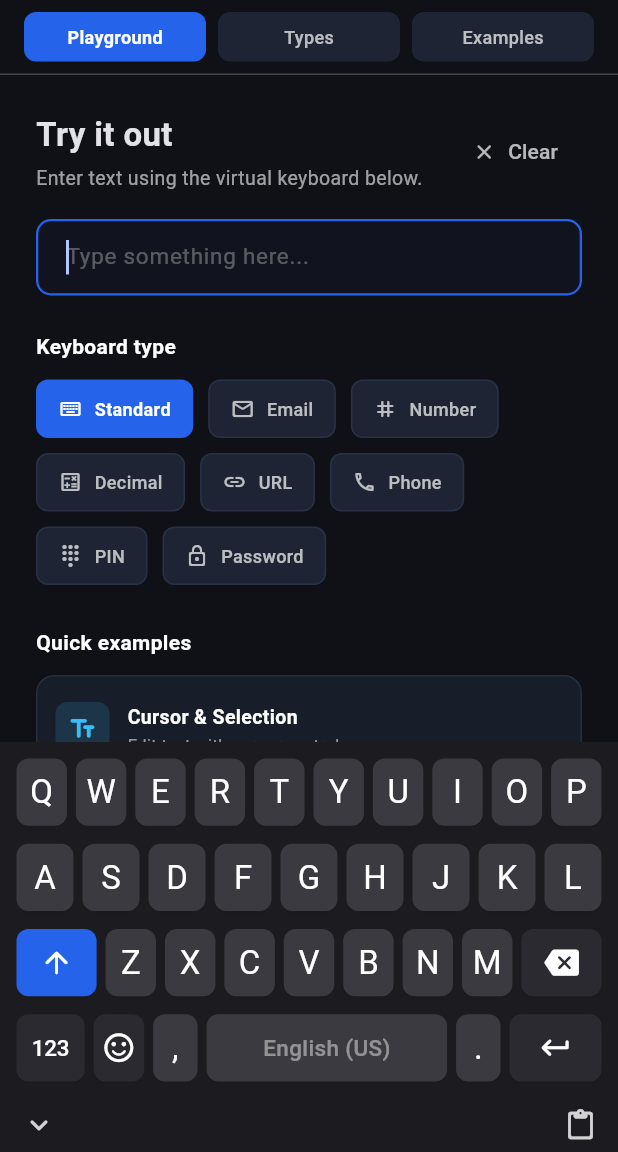
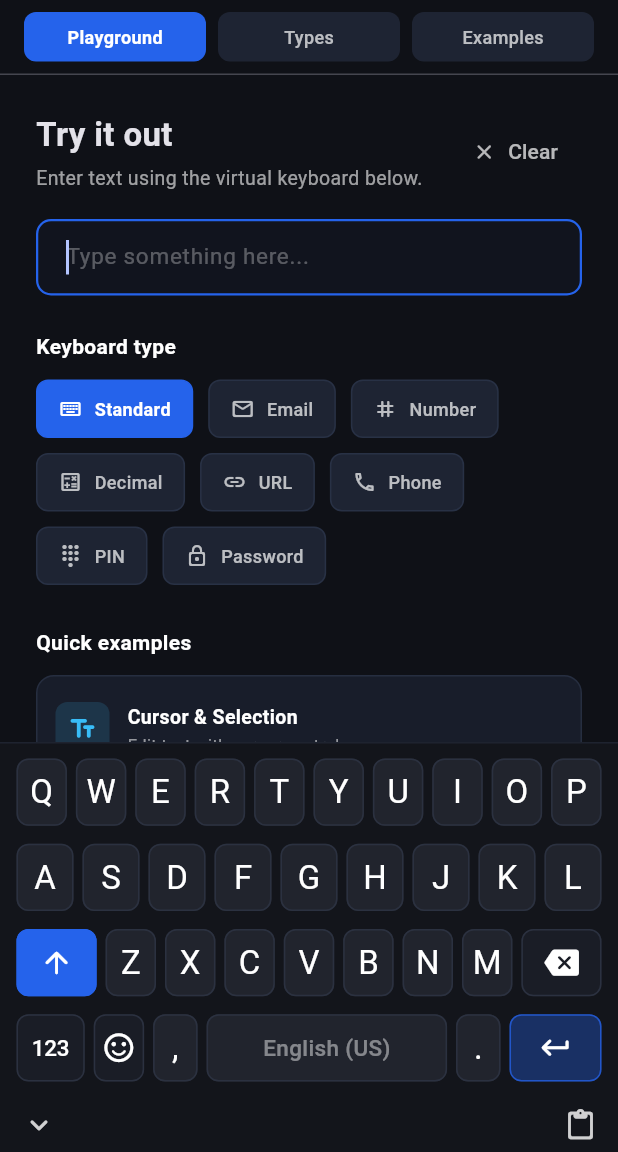
Before and after one commit to tegarnugroho/v_keyboard, a Flutter app: the screen it shows after launch, on a phone screen of 412 x 824 dp, the part 84-1236 px from its top. Run offline on Flutter 3.47's test engine with Material 3 defaults, Android fonts, the phone set to English and light mode, and no system bars; missing offline and left inert: dart:ffi.

Commit message:
feat(theme): add border color tokens and unify dark theme palette
- Add optional keyBorderColor, containerBorderColor, hoverKeyColor, and enterKeyColor color tokens to VKeyboardTheme.
- Update VKeyboardTheme.dark() defaults to match deep-slate desktop palette and border styling.
- Apply container and key borders across KeyboardView, VirtualKey, EmojiPanel, ClipboardHistoryPanel, and layout picker panels.

```diff
--- a/lib/src/scope/v_keyboard_scope.dart
+++ b/lib/src/scope/v_keyboard_scope.dart
@@ -384,13 +384,8 @@ class _VKeyboardScopeState extends State<VKeyboardScope>
                                         controller: _controller,
                                         layoutType:
                                             effectiveConfig.desktopFormFactor!,
-                                        themeData: ThemeData
-                                                    .estimateBrightnessForColor(
-                                                        theme
-                                                            .backgroundColor) ==
-                                                Brightness.light
-                                            ? DesktopKeyboardThemeData.light()
-                                            : DesktopKeyboardThemeData.dark(),
+                                        themeData: DesktopKeyboardThemeData
+                                            .fromVKeyboardTheme(theme),
                                         showHeader: false,
                                         showPlatformToggle: false,
                                         showHideKeyboardButton: showHideButton,
--- a/lib/src/theme/v_keyboard_theme.dart
+++ b/lib/src/theme/v_keyboard_theme.dart
@@ -22,6 +22,10 @@ class VKeyboardTheme {
     Color? modifierKeyColor,
     Color? activeKeyColor,
     Color? activeForegroundColor,
+    this.keyBorderColor,
+    this.containerBorderColor,
+    this.hoverKeyColor,
+    this.enterKeyColor,
     this.borderRadius = const BorderRadius.all(Radius.circular(8)),
     this.elevation = 0,
     this.shadowColor = const Color(0x33000000),
@@ -102,6 +106,10 @@ class VKeyboardTheme {
   bool get isDark => backgroundColor.computeLuminance() < 0.5;
 
   final Color disabledKeyColor;
+  final Color? keyBorderColor;
+  final Color? containerBorderColor;
+  final Color? hoverKeyColor;
+  final Color? enterKeyColor;
   final TextStyle textStyle;
   final TextStyle subLabelStyle;
   final Color iconColor;
@@ -123,6 +131,10 @@ class VKeyboardTheme {
     Color? activeKeyColor,
     Color? activeForegroundColor,
     Color? disabledKeyColor,
+    Color? keyBorderColor,
+    Color? containerBorderColor,
+    Color? hoverKeyColor,
+    Color? enterKeyColor,
     TextStyle? textStyle,
     TextStyle? subLabelStyle,
     Color? iconColor,
@@ -145,6 +157,10 @@ class VKeyboardTheme {
       activeForegroundColor:
           activeForegroundColor ?? this.activeForegroundColor,
       disabledKeyColor: disabledKeyColor ?? this.disabledKeyColor,
+      keyBorderColor: keyBorderColor ?? this.keyBorderColor,
+      containerBorderColor: containerBorderColor ?? this.containerBorderColor,
+      hoverKeyColor: hoverKeyColor ?? this.hoverKeyColor,
+      enterKeyColor: enterKeyColor ?? this.enterKeyColor,
       textStyle: textStyle ?? this.textStyle,
       subLabelStyle: subLabelStyle ?? this.subLabelStyle,
       iconColor: iconColor ?? this.iconColor,
@@ -181,11 +197,13 @@ class VKeyboardTheme {
 
     return VKeyboardTheme(
       backgroundColor:
-          isDark ? const Color(0xFF1C1C20) : const Color(0xFFD1D5DB),
-      keyColor: isDark ? const Color(0xFF3A3A40) : Colors.white,
-      pressedKeyColor: accentColor.withValues(alpha: 0.25),
+          isDark ? const Color(0xFF13151B) : const Color(0xFFD1D5DB),
+      keyColor: isDark ? const Color(0xFF21242D) : Colors.white,
+      pressedKeyColor: isDark
+          ? const Color(0xFF353C4E)
+          : accentColor.withValues(alpha: 0.25),
       specialKeyColor:
-          isDark ? const Color(0xFF2A2A30) : const Color(0xFFADB3BD),
+          isDark ? const Color(0xFF1A1D26) : const Color(0xFFADB3BD),
       disabledKeyColor: surfaceColor.withValues(alpha: 0.12),
       accentColor: accentColor,
       activeKeyColor: accentColor,
@@ -193,9 +211,21 @@ class VKeyboardTheme {
           ? const Color(0xFF1F2937)
           : Colors.white,
       functionKeyColor:
-          isDark ? const Color(0xFF26262B) : const Color(0xFFBCC1CB),
+          isDark ? const Color(0xFF1A1D26) : const Color(0xFFBCC1CB),
       modifierKeyColor:
-          isDark ? const Color(0xFF2A2A30) : const Color(0xFFADB3BD),
+          isDark ? const Color(0xFF1A1D26) : const Color(0xFFADB3BD),
+      keyBorderColor: isDark ? const Color(0xFF2B3140) : null,
+      containerBorderColor: isDark ? const Color(0xFF1E2330) : null,
+      hoverKeyColor: isDark ? const Color(0xFF2B303E) : null,
+      enterKeyColor: isDark
+          ? Color.alphaBlend(
+              accentColor.withValues(alpha: 0.35),
+              const Color(0xFF13151B),
+            )
+          : null,
+      borderRadius: isDark
+          ? const BorderRadius.all(Radius.circular(6))
+          : const BorderRadius.all(Radius.circular(8)),
       iconColor: surfaceColor,
       textStyle: TextStyle(
         fontSize: 22,
@@ -206,12 +236,15 @@ class VKeyboardTheme {
       ),
       subLabelStyle: TextStyle(
         fontSize: 10,
-        color: surfaceColor.withValues(alpha: 0.6),
+        color: isDark
+            ? const Color(0xFF94A3B8)
+            : surfaceColor.withValues(alpha: 0.6),
         fontWeight: FontWeight.w500,
         fontFamily: fontFamily,
         fontFamilyFallback: defaultFontFamilyFallback,
       ),
-      elevation: 1,
+      elevation: isDark ? 0 : 1,
+      shadowColor: isDark ? const Color(0x40000000) : const Color(0x33000000),
     );
   }
 }
--- a/lib/src/widgets/clipboard_history_panel.dart
+++ b/lib/src/widgets/clipboard_history_panel.dart
@@ -89,8 +89,15 @@ class _ClipboardHistoryPanelState extends State<ClipboardHistoryPanel> {
 
     return Material(
       color: theme.backgroundColor,
-      child: SizedBox(
+      child: Container(
         height: widget.height + widget.bottomSafeArea,
+        foregroundDecoration: theme.containerBorderColor != null
+            ? BoxDecoration(
+                border: Border(
+                  top: BorderSide(color: theme.containerBorderColor!, width: 1),
+                ),
+              )
+            : null,
         child: Column(
           children: [
             // Modern Header: Back, Icon badge, Title, Counter, Clear all, Close
--- a/lib/src/widgets/emoji_panel.dart
+++ b/lib/src/widgets/emoji_panel.dart
@@ -49,8 +49,15 @@ class _EmojiPanelState extends State<EmojiPanel> {
 
     return Material(
       color: theme.backgroundColor,
-      child: SizedBox(
+      child: Container(
         height: widget.height + widget.bottomSafeArea,
+        foregroundDecoration: theme.containerBorderColor != null
+            ? BoxDecoration(
+                border: Border(
+                  top: BorderSide(color: theme.containerBorderColor!, width: 1),
+                ),
+              )
+            : null,
         child: Column(
           children: [
             // Emoji grid.
@@ -219,7 +226,12 @@ class _EmojiPanelState extends State<EmojiPanel> {
         widget.theme.borderRadius.resolve(Directionality.maybeOf(context));
     return Material(
       color: widget.theme.specialKeyColor,
-      borderRadius: radius,
+      shape: RoundedRectangleBorder(
+        borderRadius: radius,
+        side: widget.theme.keyBorderColor != null
+            ? BorderSide(color: widget.theme.keyBorderColor!, width: 1)
+            : BorderSide.none,
+      ),
       child: InkWell(
         borderRadius: radius,
         onTap: onTap,
--- a/lib/src/widgets/keyboard_key.dart
+++ b/lib/src/widgets/keyboard_key.dart
@@ -338,6 +338,8 @@ class _VirtualKeyState extends State<VirtualKey> {
                   return ValueListenableBuilder<bool>(
                     valueListenable: _hovered,
                     builder: (context, hovered, _) {
+                      final isEnterOrAction = _data.kind == KeyKind.enter ||
+                          _data.kind == KeyKind.action;
                       Color color = pressed
                           ? (engaged
                               ? Color.alphaBlend(
@@ -346,17 +348,51 @@ class _VirtualKeyState extends State<VirtualKey> {
                               : theme.pressedKeyColor)
                           : baseColor;
                       if (!pressed && hovered && enabled) {
-                        color = Color.alphaBlend(
-                            theme.accentColor.withValues(alpha: 0.12), color);
+                        color = (!engaged &&
+                                    !isEnterOrAction &&
+                                    theme.hoverKeyColor != null)
+                            ? theme.hoverKeyColor!
+                            : Color.alphaBlend(
+                                theme.accentColor.withValues(alpha: 0.12),
+                                color,
+                              );
+                      }
+                      final resolvedRadius = theme.borderRadius is BorderRadius
+                          ? theme.borderRadius as BorderRadius
+                          : BorderRadius.circular(8);
+                      final BorderSide borderSide;
+                      if (engaged) {
+                        borderSide = BorderSide(
+                          color: theme.activeKeyColor,
+                          width: 1.2,
+                        );
+                      } else if (isEnterOrAction && theme.enterKeyColor != null) {
+                        borderSide = BorderSide(
+                          color: theme.accentColor.withValues(alpha: 0.75),
+                          width: 1.0,
+                        );
+                      } else if (hovered && enabled && theme.keyBorderColor != null) {
+                        borderSide = BorderSide(
+                          color: theme.accentColor.withValues(alpha: 0.55),
+                          width: 1.0,
+                        );
+                      } else if (theme.keyBorderColor != null) {
+                        borderSide = BorderSide(
+                          color: theme.keyBorderColor!,
+                          width: 1.0,
+                        );
+                      } else {
+                        borderSide = BorderSide.none;
                       }
                       return RepaintBoundary(
                         child: Material(
                           color: color,
                           elevation: theme.elevation,
                           shadowColor: theme.shadowColor,
-                          borderRadius: theme.borderRadius is BorderRadius
-                              ? theme.borderRadius as BorderRadius
-                              : BorderRadius.circular(8),
+                          shape: RoundedRectangleBorder(
+                            borderRadius: resolvedRadius,
+                            side: borderSide,
+                          ),
                           child: keyCard(child),
                         ),
                       );
@@ -375,6 +411,9 @@ class _VirtualKeyState extends State<VirtualKey> {
   Color _baseColor(VKeyboardTheme theme) {
     return switch (_data.kind) {
       KeyKind.character || KeyKind.space => theme.keyColor,
+      KeyKind.enter ||
+      KeyKind.action =>
+        theme.enterKeyColor ?? theme.specialKeyColor,
       KeyKind.function => theme.functionKeyColor,
       KeyKind.modifier ||
       KeyKind.lock ||
--- a/lib/src/widgets/keyboard_view.dart
+++ b/lib/src/widgets/keyboard_view.dart
@@ -155,7 +155,15 @@ class KeyboardView extends StatelessWidget {
 
     return Material(
       color: theme.backgroundColor,
-      child: SafeArea(
+      child: Container(
+        foregroundDecoration: theme.containerBorderColor != null
+            ? BoxDecoration(
+                border: Border(
+                  top: BorderSide(color: theme.containerBorderColor!, width: 1),
+                ),
+              )
+            : null,
+        child: SafeArea(
         top: false,
         bottom: false,
         child: Center(
@@ -190,6 +198,7 @@ class KeyboardView extends StatelessWidget {
             ),
           ),
         ),
+      ),
       ),
     );
   }
--- a/lib/src/widgets/layout_picker_dialog.dart
+++ b/lib/src/widgets/layout_picker_dialog.dart
@@ -93,6 +93,9 @@ class VKeyboardLayoutPickerPanel extends StatelessWidget {
             (theme.borderRadius is BorderRadius
                 ? theme.borderRadius as BorderRadius
                 : BorderRadius.circular(16)),
+        border: theme.keyBorderColor != null
+            ? Border.all(color: theme.keyBorderColor!, width: 1)
+            : null,
       ),
       padding: const EdgeInsets.symmetric(vertical: 12, horizontal: 8),
       child: Column(
```
Also changed, not shown: 2 other files.
